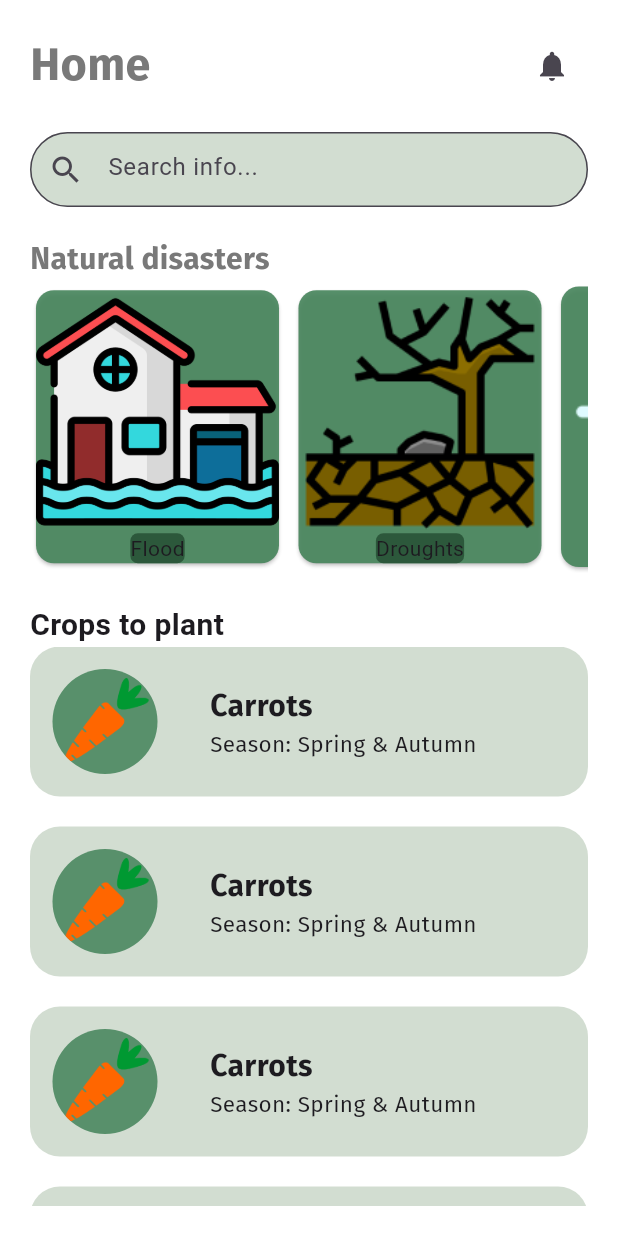
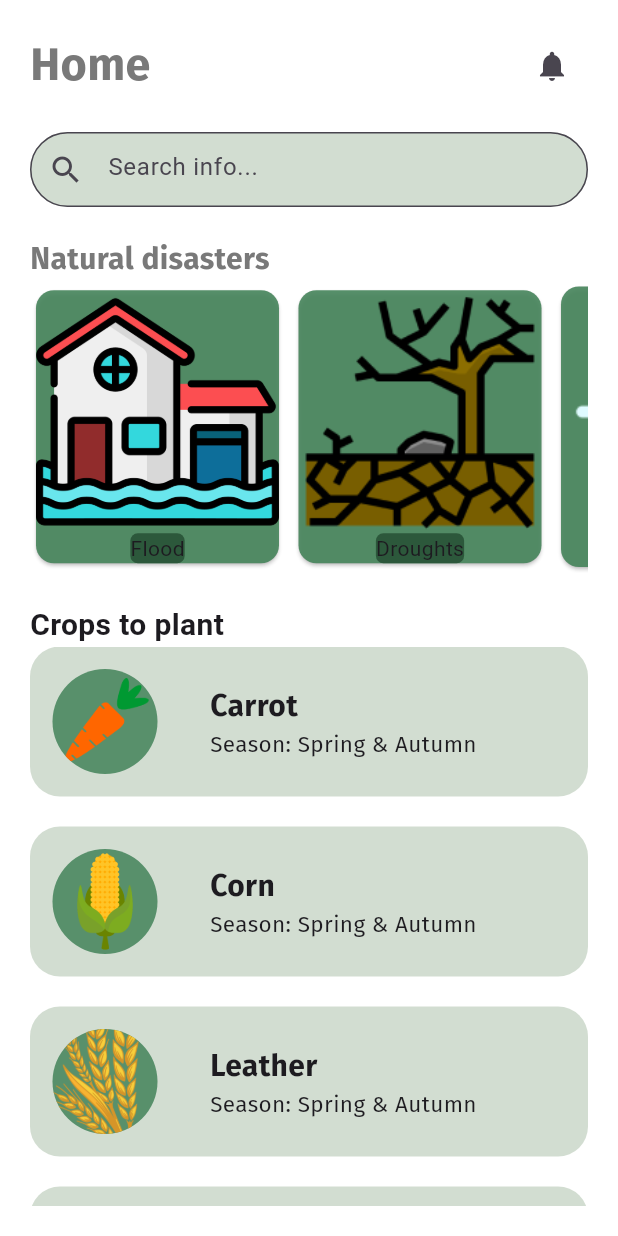
Before and after one commit to YiyoChimal/NASA_Space_Apps_2024_Mecha_Cintli, a Flutter app: the HomePage screen opened by its route, on a phone screen of 412 x 824 dp. Run offline on Flutter 3.47's test engine with Material 3 defaults, Android fonts, the phone set to English and light mode, and no system bars; our stand-ins replace flutter_dotenv, geolocator, go_router, google_fonts, google_maps_flutter, persistent_bottom_nav_bar.

Commit message:
Version 0.0.1

```diff
--- a/lib/presentation/pages/auth/location_page.dart
+++ b/lib/presentation/pages/auth/location_page.dart
@@ -69,7 +69,7 @@ class _LocationPageState extends State<LocationPage> {
                 const SizedBox(height: 20),
                 ElevatedButton(
                   onPressed: () {
-                    context.go('/main');
+                    context.go('/');
                   },
                   style: ElevatedButton.styleFrom(
                     shape: RoundedRectangleBorder(
--- a/lib/presentation/pages/auth/login_page.dart
+++ b/lib/presentation/pages/auth/login_page.dart
@@ -53,7 +53,7 @@ class LoginPage extends StatelessWidget {
                 children: [
                   ElevatedButton(
                     onPressed: () {
-                      context.go('/sign-up');
+                      context.go('/sign_up');
                     },
                     style: ElevatedButton.styleFrom(
                       shape: RoundedRectangleBorder(
--- a/lib/presentation/pages/home/home_page.dart
+++ b/lib/presentation/pages/home/home_page.dart
@@ -74,12 +74,11 @@ class _HomePageState extends State<HomePage> {
                 child: ListView(
                   shrinkWrap: true,
                   children: const [
-                    CropTile(title: 'carrot', path: 'assets/images/carrot.png',),
-                    CropTile(title: 'corn', path: 'assets/images/1.png',),
-                    CropTile(title: 'carrot', path: 'assets/images/2.png',),
-                    CropTile(title: 'leather', path: 'assets/images/3.png',),
-                    CropTile(title: 'cotton', path: 'assets/images/4.png',),
-                    CropTile(title: 'potato', path: 'assets/images/5.png',),
+                    CropTile(title: 'Carrot', path: 'assets/images/carrot.png',),
+                    CropTile(title: 'Corn', path: 'assets/images/corn.png',),
+                    CropTile(title: 'Leather', path: 'assets/images/leather.png',),
+                    CropTile(title: 'Cotton', path: 'assets/images/cotton.png',),
+                    CropTile(title: 'Potato', path: 'assets/images/potato.png',),
                   ],
                 ),
               )
--- a/lib/presentation/widgets/home/crop_tile.dart
+++ b/lib/presentation/widgets/home/crop_tile.dart
@@ -29,8 +29,8 @@ final primaryGreen = const Color.fromRGBO(88, 144, 107, 1);
             decoration: BoxDecoration(
               borderRadius: BorderRadius.circular(100),
               color: primaryGreen,
-              image: const DecorationImage(
-                image: AssetImage('assets/images/carrot.png'),
+              image:  DecorationImage(
+                image: AssetImage(path),
                 fit: BoxFit.cover,
               ),
             ),
@@ -41,7 +41,7 @@ final primaryGreen = const Color.fromRGBO(88, 144, 107, 1);
             crossAxisAlignment: CrossAxisAlignment.start,
             children: [
               Text(
-                'Carrots',
+                title,
                 style: GoogleFonts.firaSans(
                   fontSize: 20,
                   fontWeight: FontWeight.bold,
```
Also changed, not shown: assets/images/corn.png (renamed from assets/images/1.png), assets/images/corn2.png (renamed from assets/images/4.png), assets/images/cotton.png (renamed from assets/images/3.png), assets/images/leather.png (renamed from assets/images/2.png), assets/images/leather2.png (renamed from assets/images/6.png), assets/images/potato.png (renamed from assets/images/5.png).
